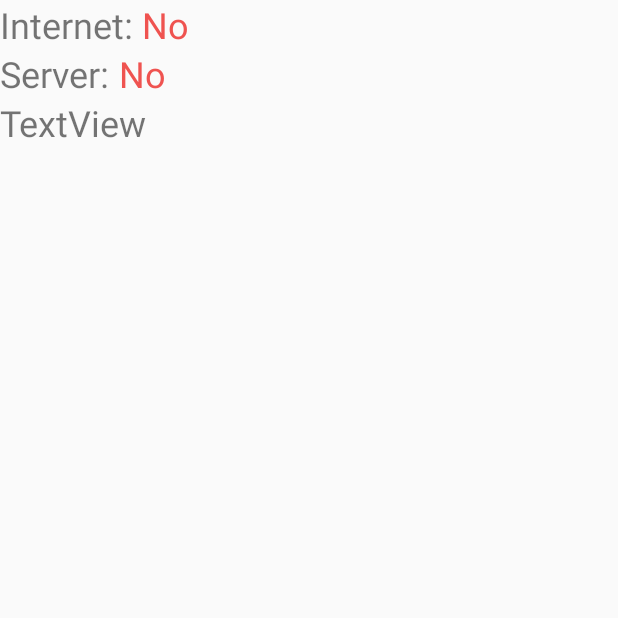
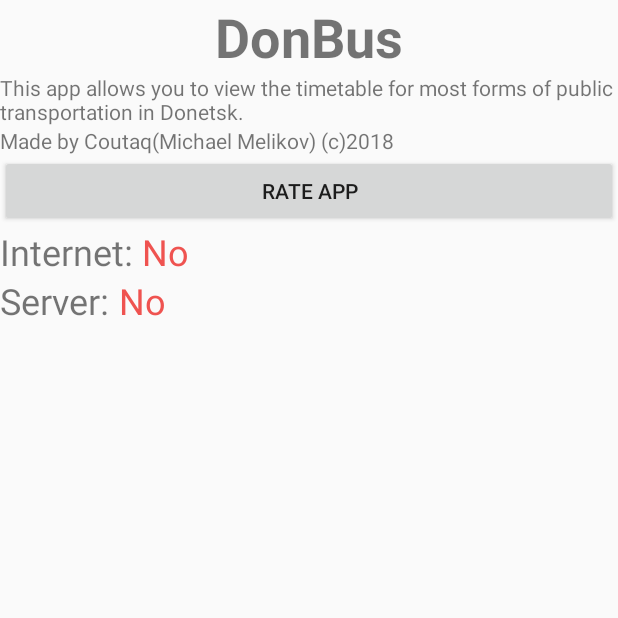
Before and after one commit to Motaqom/DonBus, an Android app: the InfoActivity screen opened directly, with no data from a screen before it, on a phone screen of 412 x 824 dp, the top half of it. Run offline under Robolectric (Android 15) with nearby library versions, the phone set to English and light mode, and no system bars.

Commit message:
updated infoactivity+ added some new activities (doesnt work tho but i cant debug it without a phone so imma go to sleep and fix it later)

```diff
--- a/app/src/main/java/com/motaqom/donbus/InfoActivity.java
+++ b/app/src/main/java/com/motaqom/donbus/InfoActivity.java
@@ -1,24 +1,29 @@
 package com.motaqom.donbus;
 
+import android.content.Intent;
+import android.icu.text.IDNA;
 import android.os.AsyncTask;
 import android.os.Handler;
 import android.support.v4.widget.SwipeRefreshLayout;
 import android.support.v7.app.AppCompatActivity;
 import android.os.Bundle;
+import android.widget.Button;
 import android.widget.ProgressBar;
 import android.widget.TextView;
 
-public class InfoActivity extends AppCompatActivity  implements SwipeRefreshLayout.OnRefreshListener{
+public class    InfoActivity extends AppCompatActivity implements SwipeRefreshLayout.OnRefreshListener{
     public boolean online = false;
     public boolean reach = false;
     public TextView internet, server;
     public ProgressBar pbI, pbS;
     public SwipeRefreshLayout swipeLayout;
+    public Button btnRate;
 
     @Override
     protected void onCreate(Bundle savedInstanceState) {
         super.onCreate(savedInstanceState);
         setContentView(R.layout.activity_info);
+        btnRate = findViewById(R.id.btnRate);
         swipeLayout = (SwipeRefreshLayout) findViewById(R.id.swipe_container);
         swipeLayout.setOnRefreshListener(this);
         swipeLayout.setColorScheme(android.R.color.holo_blue_bright,
@@ -74,6 +79,11 @@ public class InfoActivity extends AppCompatActivity  implements SwipeRefreshLayo
                 server.setTextColor(getResources().getColor(R.color.suburban_color));
             }
         }
+
+    }
+    public void rateApp(){
+        Intent intent = new Intent(this, RateActivity.class);
+        startActivity(intent);
     }
 
 }
--- a/app/src/main/res/layout/activity_info.xml
+++ b/app/src/main/res/layout/activity_info.xml
@@ -12,6 +12,39 @@
             android:layout_width="match_parent"
             android:layout_height="wrap_content"
             android:orientation="vertical">
+
+            <TextView
+                android:id="@+id/appName"
+                android:layout_width="match_parent"
+                android:layout_height="wrap_content"
+                android:layout_weight="1"
+                android:text="@string/app_name"
+                android:textAlignment="center"
+                android:textSize="36sp"
+                android:textStyle="bold" />
+
+            <TextView
+                android:id="@+id/appInfo"
+                android:layout_width="wrap_content"
+                android:layout_height="wrap_content"
+                android:layout_weight="1"
+                android:text="@string/appInfo" />
+
+            <TextView
+                android:id="@+id/appAuthor"
+                android:layout_width="match_parent"
+                android:layout_height="wrap_content"
+                android:layout_weight="1"
+                android:text="@string/appAuthor" />
+
+            <Button
+                android:id="@+id/btnRate"
+                style="?android:attr/buttonStyle"
+                android:layout_width="match_parent"
+                android:layout_height="wrap_content"
+                android:layout_weight="1"
+                android:onClick="rateApp"
+                android:text="@string/btnRate" />
 
             <LinearLayout
                 android:layout_width="match_parent"
@@ -57,20 +90,6 @@
 
             </LinearLayout>
 
-            <LinearLayout
-                android:layout_width="match_parent"
-                android:layout_height="match_parent"
-                android:orientation="horizontal">
-
-                <TextView
-                    android:id="@+id/rateText"
-                    android:layout_width="wrap_content"
-                    android:layout_height="wrap_content"
-                    android:layout_weight="1"
-                    android:text="TextView"
-                    android:textSize="24sp" />
-            </LinearLayout>
-
         </LinearLayout>
     </ScrollView>
 
--- a/app/src/main/res/values/strings.xml
+++ b/app/src/main/res/values/strings.xml
@@ -14,4 +14,11 @@
     <string name="no_internet">Internet connectivity problems</string>
     <string name="text_loading" translatable="false">Downloading assets...</string>
     <string name="noData" translatable="false">No data found</string>
+    <string name="appInfo">This app allows you to view the timetable for most forms of public transportation in Donetsk.</string>
+    <string name="appAuthor">Made by Coutaq(Michael Melikov) (c)2018</string>
+    <string name="btnRate">Rate app</string>
+    <string name="firstName">First Name:</string>
+    <string name="submit">Sumbit</string>
+    <string name="numHint">Rating (1-5)</string>
+    <string name="error">Enter a valid number!</string>
 </resources>
```
Also changed, not shown: app/src/main/AndroidManifest.xml (+5 -2 lines), app/src/main/java/com/motaqom/donbus/RateActivity.java (added, +34 -0 lines), app/src/main/java/com/motaqom/donbus/ThankyouActivity.java (added, +15 -0 lines), app/src/main/res/layout/activity_rate.xml (added, +40 -0 lines), app/src/main/res/layout/activity_thankyou.xml (added, +9 -0 lines).
